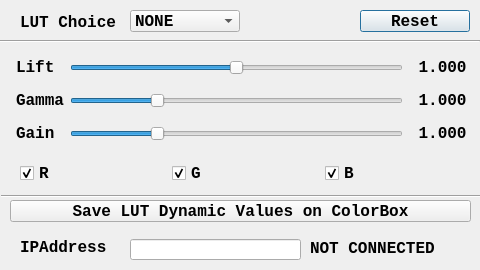
aja-video/colorbox-demos, file cpp-qt/DynamicLutLoad/dialog.ui: the form before one commit.
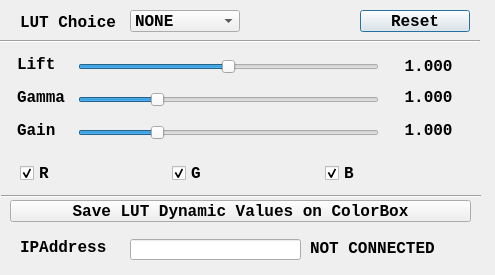
The form after the commit.

Commit message: get rid of layout for sliders as it was causing problems on mac

The edit to the form file:
```diff
--- a/cpp-qt/DynamicLutLoad/dialog.ui
+++ b/cpp-qt/DynamicLutLoad/dialog.ui
@@ -6,20 +6,20 @@
    <rect>
     <x>0</x>
     <y>0</y>
-    <width>480</width>
-    <height>270</height>
+    <width>495</width>
+    <height>275</height>
    </rect>
   </property>
   <property name="minimumSize">
    <size>
-    <width>480</width>
-    <height>270</height>
+    <width>495</width>
+    <height>275</height>
    </size>
   </property>
   <property name="maximumSize">
    <size>
-    <width>480</width>
-    <height>270</height>
+    <width>495</width>
+    <height>275</height>
    </size>
   </property>
   <property name="windowTitle">
@@ -156,147 +156,6 @@
     <string>LUT Choice</string>
    </property>
   </widget>
-  <widget class="QWidget" name="layoutWidget1">
-   <property name="geometry">
-    <rect>
-     <x>16</x>
-     <y>50</y>
-     <width>451</width>
-     <height>101</height>
-    </rect>
-   </property>
-   <layout class="QGridLayout" name="gridLayout">
-    <item row="0" column="0">
-     <widget class="QLabel" name="label">
-      <property name="font">
-       <font>
-        <family>Lucida Console</family>
-        <pointsize>12</pointsize>
-        <bold>true</bold>
-       </font>
-      </property>
-      <property name="text">
-       <string>Lift</string>
-      </property>
-     </widget>
-    </item>
-    <item row="0" column="1">
-     <widget class="QSlider" name="liftSlider">
-      <property name="minimum">
-       <number>-1000</number>
-      </property>
-      <property name="maximum">
-       <number>1000</number>
-      </property>
-      <property name="orientation">
-       <enum>Qt::Horizontal</enum>
-      </property>
-     </widget>
-    </item>
-    <item row="0" column="2">
-     <widget class="QLabel" name="label_Lift">
-      <property name="maximumSize">
-       <size>
-        <width>230</width>
-        <height>16777215</height>
-       </size>
-      </property>
-      <property name="font">
-       <font>
-        <family>Lucida Console</family>
-        <pointsize>12</pointsize>
-        <bold>true</bold>
-       </font>
-      </property>
-      <property name="text">
-       <string> 1.000</string>
-      </property>
-     </widget>
-    </item>
-    <item row="1" column="0">
-     <widget class="QLabel" name="label_2">
-      <property name="font">
-       <font>
-        <family>Lucida Console</family>
-        <pointsize>12</pointsize>
-        <bold>true</bold>
-       </font>
-      </property>
-      <property name="text">
-       <string>Gamma</string>
-      </property>
-     </widget>
-    </item>
-    <item row="1" column="1">
-     <widget class="QSlider" name="gammaSlider">
-      <property name="maximum">
-       <number>1000</number>
-      </property>
-      <property name="value">
-       <number>250</number>
-      </property>
-      <property name="orientation">
-       <enum>Qt::Horizontal</enum>
-      </property>
-     </widget>
-    </item>
-    <item row="1" column="2">
-     <widget class="QLabel" name="label_Gamma">
-      <property name="font">
-       <font>
-        <family>Lucida Console</family>
-        <pointsize>12</pointsize>
-        <bold>true</bold>
-       </font>
-      </property>
-      <property name="text">
-       <string> 1.000</string>
-      </property>
-     </widget>
-    </item>
-    <item row="2" column="0">
-     <widget class="QLabel" name="label_3">
-      <property name="font">
-       <font>
-        <family>Lucida Console</family>
-        <pointsize>12</pointsize>
-        <bold>true</bold>
-       </font>
-      </property>
-      <property name="text">
-       <string>Gain</string>
-      </property>
-     </widget>
-    </item>
-    <item row="2" column="1">
-     <widget class="QSlider" name="gainSlider">
-      <property name="maximum">
-       <number>1000</number>
-      </property>
-      <property name="value">
-       <number>250</number>
-      </property>
-      <property name="orientation">
-       <enum>Qt::Horizontal</enum>
-      </property>
-     </widget>
-    </item>
-    <item row="2" column="2">
-     <widget class="QLabel" name="label_Gain">
-      <property name="font">
-       <font>
-        <family>Lucida Console</family>
-        <pointsize>12</pointsize>
-        <bold>true</bold>
-       </font>
-      </property>
-      <property name="text">
-       <string> 1.000</string>
-      </property>
-     </widget>
-    </item>
-   </layout>
-  </widget>
   <widget class="QWidget" name="layoutWidget2">
    <property name="geometry">
     <rect>
@@ -466,6 +325,189 @@
     <string>Save LUT Dynamic Values on ColorBox</string>
    </property>
   </widget>
+  <widget class="QLabel" name="label">
+   <property name="geometry">
+    <rect>
+     <x>17</x>
+     <y>56</y>
+     <width>44</width>
+     <height>16</height>
+    </rect>
+   </property>
+   <property name="font">
+    <font>
+     <family>Lucida Console</family>
+     <pointsize>12</pointsize>
+     <bold>true</bold>
+    </font>
+   </property>
+   <property name="text">
+    <string>Lift</string>
+   </property>
+  </widget>
+  <widget class="QSlider" name="liftSlider">
+   <property name="geometry">
+    <rect>
+     <x>78</x>
+     <y>56</y>
+     <width>301</width>
+     <height>22</height>
+    </rect>
+   </property>
+   <property name="minimum">
+    <number>-1000</number>
+   </property>
+   <property name="maximum">
+    <number>1000</number>
+   </property>
+   <property name="orientation">
+    <enum>Qt::Horizontal</enum>
+   </property>
+  </widget>
+  <widget class="QSlider" name="gammaSlider">
+   <property name="geometry">
+    <rect>
+     <x>78</x>
+     <y>89</y>
+     <width>301</width>
+     <height>22</height>
+    </rect>
+   </property>
+   <property name="maximum">
+    <number>1000</number>
+   </property>
+   <property name="value">
+    <number>250</number>
+   </property>
+   <property name="orientation">
+    <enum>Qt::Horizontal</enum>
+   </property>
+  </widget>
+  <widget class="QLabel" name="label_2">
+   <property name="geometry">
+    <rect>
+     <x>17</x>
+     <y>89</y>
+     <width>55</width>
+     <height>16</height>
+    </rect>
+   </property>
+   <property name="font">
+    <font>
+     <family>Lucida Console</family>
+     <pointsize>12</pointsize>
+     <bold>true</bold>
+    </font>
+   </property>
+   <property name="text">
+    <string>Gamma</string>
+   </property>
+  </widget>
+  <widget class="QLabel" name="label_Gamma">
+   <property name="geometry">
+    <rect>
+     <x>395</x>
+     <y>89</y>
+     <width>75</width>
+     <height>16</height>
+    </rect>
+   </property>
+   <property name="font">
+    <font>
+     <family>Lucida Console</family>
+     <pointsize>12</pointsize>
+     <bold>true</bold>
+    </font>
+   </property>
+   <property name="text">
+    <string> 1.000</string>
+   </property>
+  </widget>
+  <widget class="QLabel" name="label_Lift">
+   <property name="geometry">
+    <rect>
+     <x>395</x>
+     <y>56</y>
+     <width>75</width>
+     <height>20</height>
+    </rect>
+   </property>
+   <property name="maximumSize">
+    <size>
+     <width>230</width>
+     <height>16777215</height>
+    </size>
+   </property>
+   <property name="font">
+    <font>
+     <family>Lucida Console</family>
+     <pointsize>12</pointsize>
+     <bold>true</bold>
+    </font>
+   </property>
+   <property name="text">
+    <string> 1.000</string>
+   </property>
+  </widget>
+  <widget class="QLabel" name="label_3">
+   <property name="geometry">
+    <rect>
+     <x>17</x>
+     <y>122</y>
+     <width>44</width>
+     <height>16</height>
+    </rect>
+   </property>
+   <property name="font">
+    <font>
+     <family>Lucida Console</family>
+     <pointsize>12</pointsize>
+     <bold>true</bold>
+    </font>
+   </property>
+   <property name="text">
+    <string>Gain</string>
+   </property>
+  </widget>
+  <widget class="QSlider" name="gainSlider">
+   <property name="geometry">
+    <rect>
+     <x>78</x>
+     <y>122</y>
+     <width>301</width>
+     <height>22</height>
+    </rect>
+   </property>
+   <property name="maximum">
+    <number>1000</number>
+   </property>
+   <property name="value">
+    <number>250</number>
+   </property>
+   <property name="orientation">
+    <enum>Qt::Horizontal</enum>
+   </property>
+  </widget>
+  <widget class="QLabel" name="label_Gain">
+   <property name="geometry">
+    <rect>
+     <x>395</x>
+     <y>122</y>
+     <width>75</width>
+     <height>16</height>
+    </rect>
+   </property>
+   <property name="font">
+    <font>
+     <family>Lucida Console</family>
+     <pointsize>12</pointsize>
+     <bold>true</bold>
+    </font>
+   </property>
+   <property name="text">
+    <string> 1.000</string>
+   </property>
+  </widget>
  </widget>
  <resources/>
  <connections/>
```
The commit also changes 1 other file.
